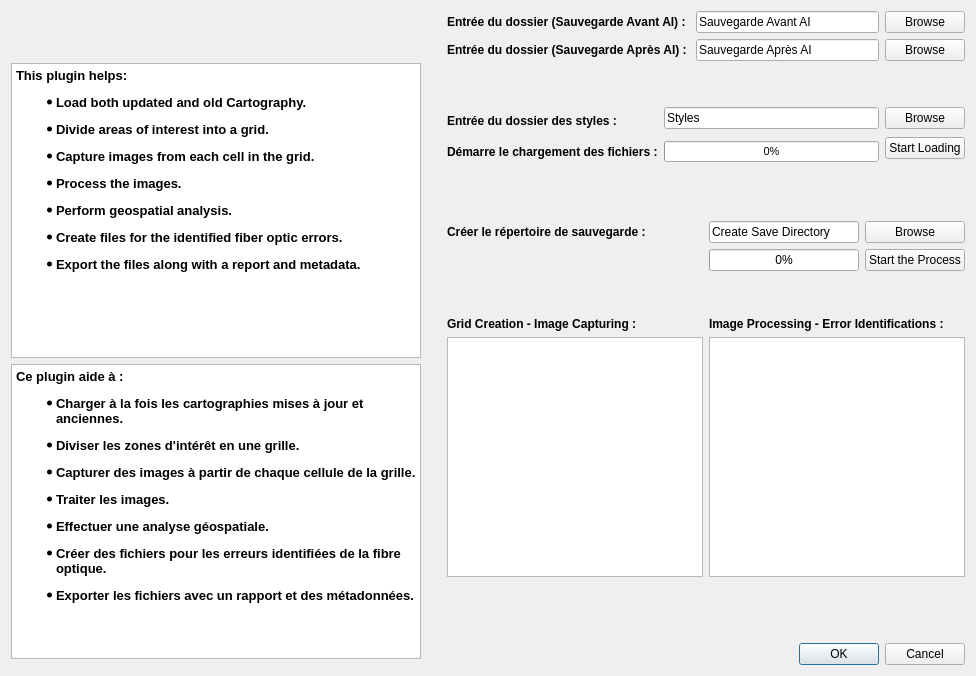
The window that Mismatch_Identifier_Plugin_dialog_base.ui (SayehOmar/Mismatch_Identifier_Plugin) describes before a commit, drawn with Qt 5.
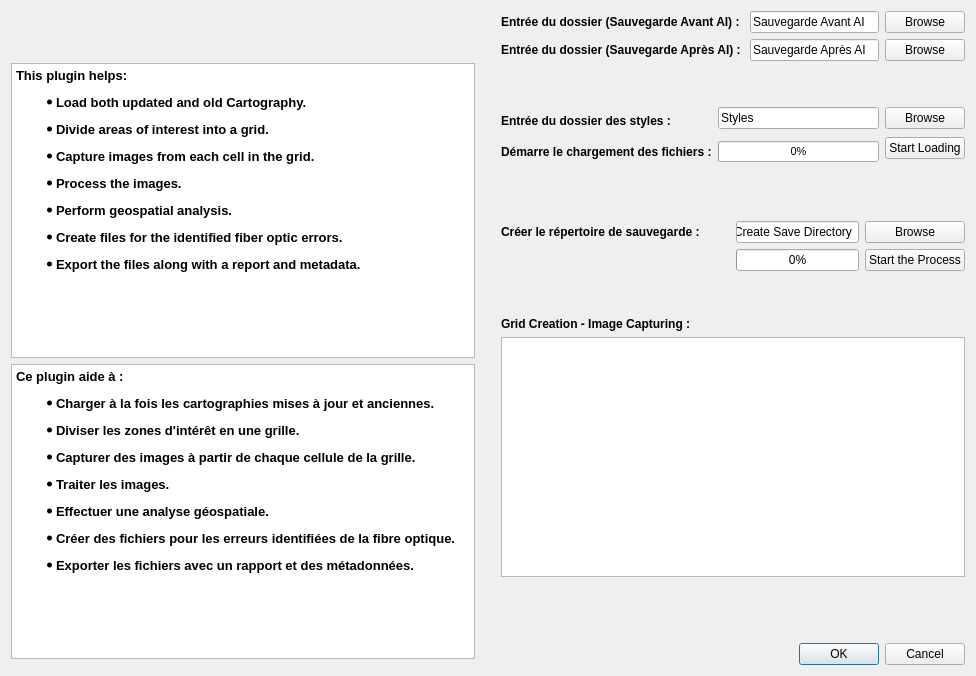
The same window after the commit.

What changed in the file:
```diff
--- a/Mismatch_Identifier_Plugin_dialog_base.ui
+++ b/Mismatch_Identifier_Plugin_dialog_base.ui
@@ -304,25 +304,7 @@
         </layout>
        </item>
        <item>
-        <layout class="QGridLayout" name="gridLayout_5">
-         <item row="0" column="0">
-          <widget class="QLabel" name="label_2">
-           <property name="font">
-            <font>
-             <pointsize>9</pointsize>
-             <weight>75</weight>
-             <bold>true</bold>
-            </font>
-           </property>
-           <property name="text">
-            <string>Image Processing - Error Identifications :</string>
-           </property>
-          </widget>
-         </item>
-         <item row="1" column="0">
-          <widget class="QTextBrowser" name="ImageProcessing_ErrorIdentifications"/>
-         </item>
-        </layout>
+        <layout class="QGridLayout" name="gridLayout_5"/>
        </item>
       </layout>
      </item>
```
